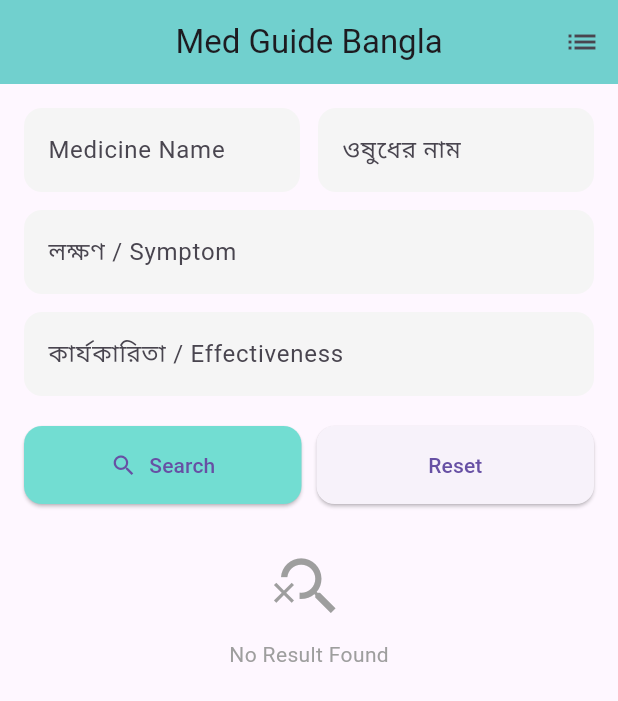
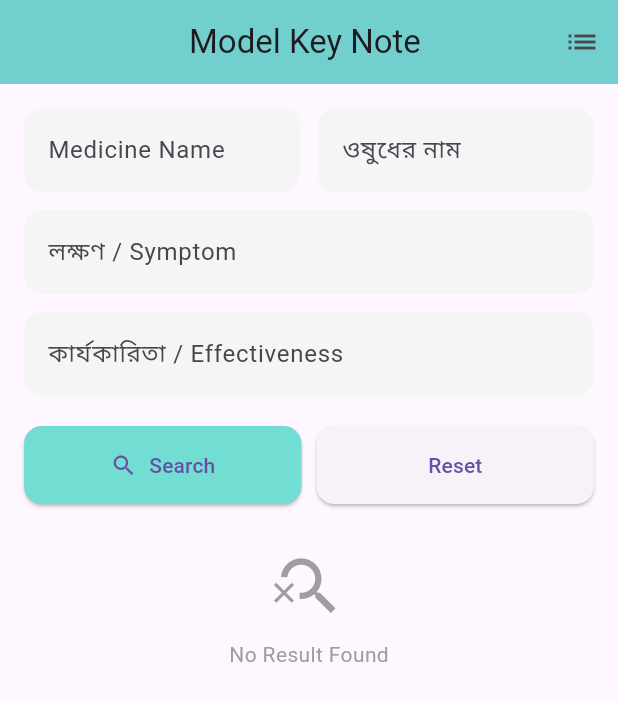
Before and after one commit to EmadAA/Med-Guide-Bangla, a Flutter app: the screen it shows after launch, on a phone screen of 412 x 824 dp. Shown: the top 701 px of the screen. Run offline on Flutter 3.47's test engine with Material 3 defaults, Android fonts, the phone set to English and light mode, and no system bars.

Commit message:
name change to Model Key Note

```diff
--- a/lib/screens/home_screen.dart
+++ b/lib/screens/home_screen.dart
@@ -100,7 +100,7 @@ class _HomePageState extends State<HomePage> {
   Widget build(BuildContext context) {
     return Scaffold(
       appBar: AppBar(
-        title: const Text('Med Guide Bangla'),
+        title: const Text('Model Key Note '),
         backgroundColor: const Color.fromARGB(255, 114, 221, 210),
         elevation: 4,
         centerTitle: true,
```
Also changed, not shown: 1 other file.
